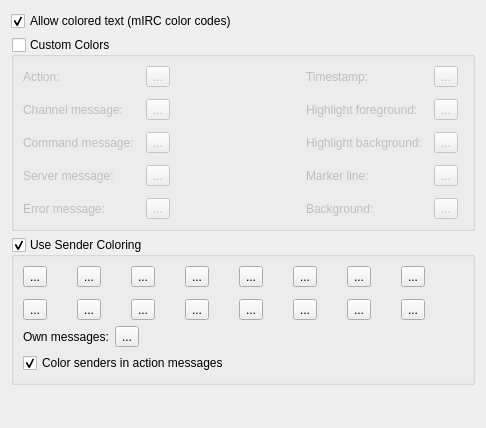
Qt form src/qtui/settingspages/chatviewcolorsettingspage.ui (quassel/quassel) before a commit.
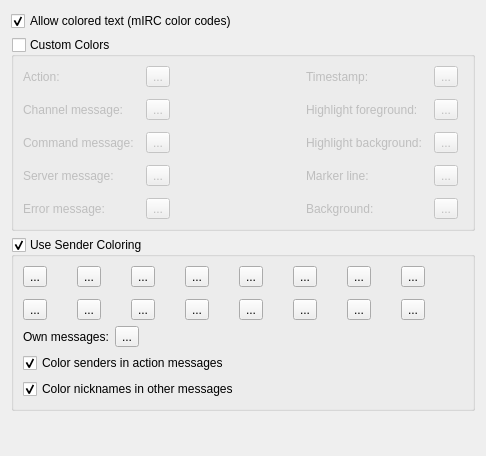
The same form after that commit. Custom widgets are drawn as their Qt base class.

Commit message:
Optionally color nicknames in all messages
Find senderHash for all nickname-relevant messages that don't have
multiple nicknames (e.g. netsplits).

Add new preference "UseNickGeneralColors" to toggle sender coloring
on all available nicknames, not just action messages.  This might be
undesired by some given the level of colors, so it's kept as a
separate preference from ACTION message coloring.

Bump settings minor version to keep nickname coloring disabled for
existing setups.

```diff
--- a/src/qtui/settingspages/chatviewcolorsettingspage.ui
+++ b/src/qtui/settingspages/chatviewcolorsettingspage.ui
@@ -7,7 +7,7 @@
     <x>0</x>
     <y>0</y>
     <width>486</width>
-    <height>428</height>
+    <height>456</height>
    </rect>
   </property>
   <property name="windowTitle">
@@ -702,6 +702,25 @@
         </property>
        </widget>
       </item>
+      <item>
+       <widget class="QCheckBox" name="useNicknameGeneralColors">
+        <property name="toolTip">
+         <string>Color nicknames in joins, parts, quits, and other messages, e.g.&lt;br/&gt;--&gt; &lt;span style=&quot; font-style:italic;&quot;&gt;Nick&lt;/span&gt; joined #quassel</string>
+        </property>
+        <property name="text">
+         <string>Color nicknames in other messages</string>
+        </property>
+        <property name="checked">
+         <bool>true</bool>
+        </property>
+        <property name="settingsKey" stdset="0">
+         <string notr="true">/QtUiStyle/Colors/UseNickGeneralColors</string>
+        </property>
+        <property name="defaultValue" stdset="0">
+         <bool>true</bool>
+        </property>
+       </widget>
+      </item>
      </layout>
     </widget>
    </item>
```
The commit also changes 4 other files.
